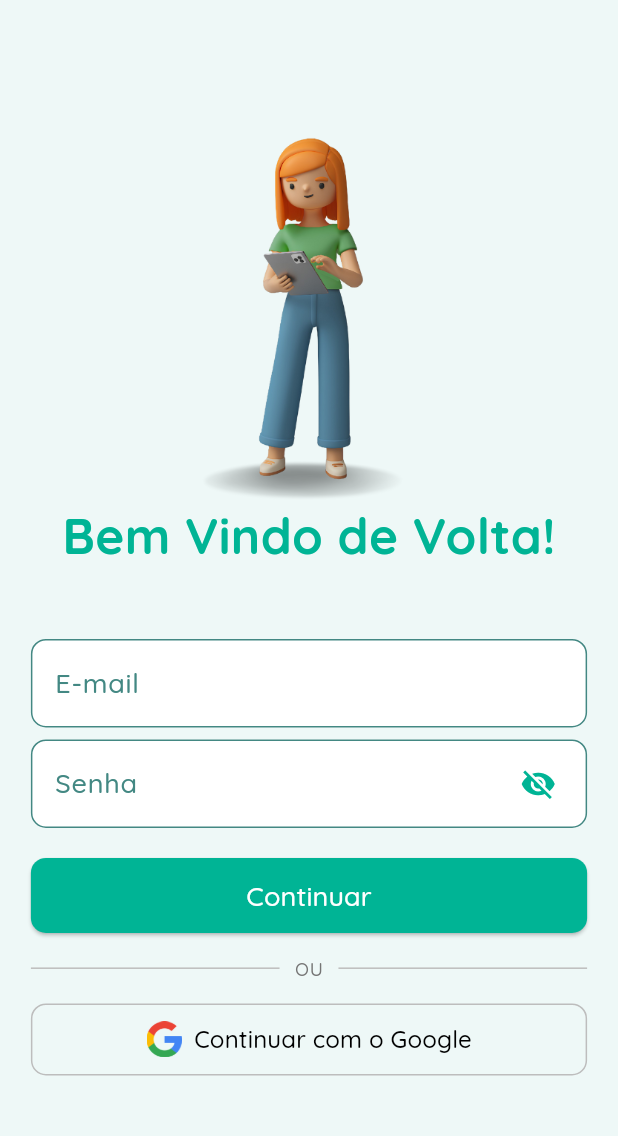
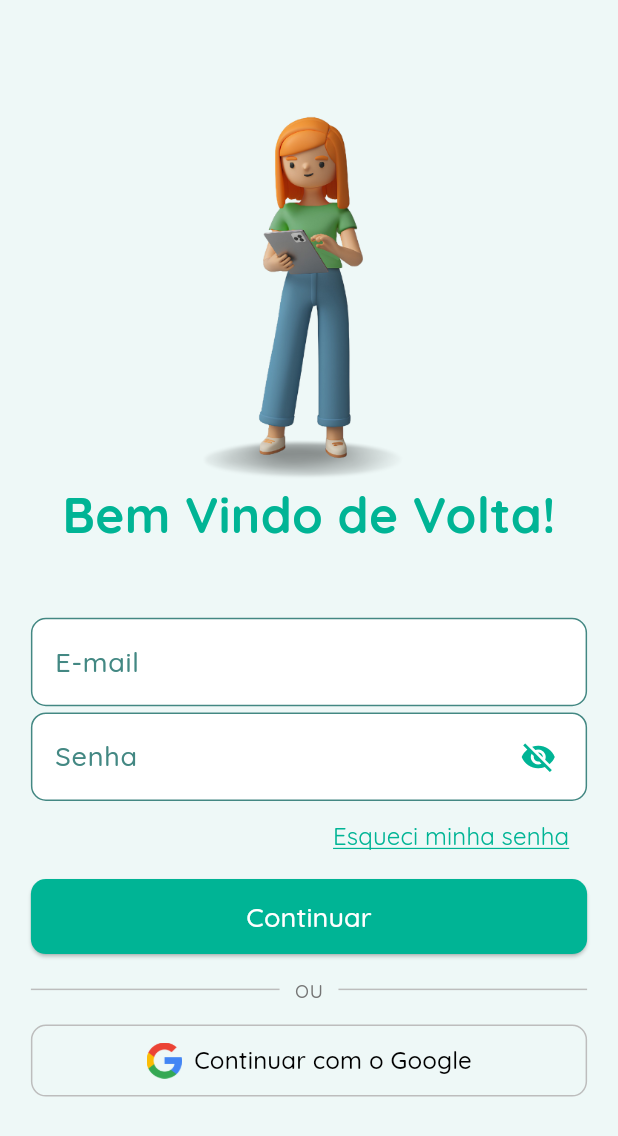
Before and after one commit to FirmianoGit/To-do-tasks-mobile-flutter, a Flutter app: the _LoginPageContent screen opened directly, on a phone screen of 412 x 824 dp. Shown: the top 1136 px of the screen. Run offline on Flutter 3.47's test engine with Material 3 defaults, Android fonts, the phone set to English and light mode, and no system bars; our stand-ins replace dio, freezed_annotation, go_router, loading_animation_widget, quickalert, shared_preferences; accounts and stored records are empty.

Commit message:
feat: melhorias na responsividade do formulário de login
- Adicionada a variável para altura da tela, permitindo ajustes dinâmicos no layout.
- Substituído o espaçamento fixo por espaçamento responsivo baseado na altura da tela.
- Implementado botão "Esqueci minha senha" com estilo apropriado e alinhamento à direita, preparando a navegação futura para a recuperação de senha.

```diff
--- a/financy/lib/ui/LoginView/widget/Widget/login_form_section.dart
+++ b/financy/lib/ui/LoginView/widget/Widget/login_form_section.dart
@@ -24,6 +24,7 @@ class _LoginFormSectionState extends State<LoginFormSection> {
   @override
   Widget build(BuildContext context) {
     double screenWidth = MediaQuery.of(context).size.width;
+    double screenHeight = MediaQuery.of(context).size.height;
 
     return Padding(
       padding: EdgeInsets.all(screenWidth * 0.05),
@@ -44,7 +45,7 @@ class _LoginFormSectionState extends State<LoginFormSection> {
                   },
                   style: AppTextStyles.thinText.copyWith(color: Colors.black),
                 ),
-                const SizedBox(height: 8),
+                SizedBox(height: screenHeight * 0.005),
                 TextFormField(
                   controller: _senhaController,
                   decoration: textFormFildDecoration('Senha').copyWith(
@@ -60,7 +61,9 @@ class _LoginFormSectionState extends State<LoginFormSection> {
                           _obscureTextSenha = !_obscureTextSenha;
                         });
                       },
-                      padding: EdgeInsets.symmetric(horizontal: screenWidth * 0.05),
+                      padding:
+                          EdgeInsets.symmetric(horizontal: screenWidth * 0.05),
+                      splashColor: AppColors.greenLightTwo,
                     ),
                   ),
                   validator: (value) {
@@ -75,7 +78,25 @@ class _LoginFormSectionState extends State<LoginFormSection> {
               ],
             ),
           ),
-          const SizedBox(height: 20),
+          //SizedBox(height: screenHeight * 0.005),
+          Align(
+            alignment: Alignment.centerRight,
+            child: TextButton(
+              onPressed: () {
+                   //TODO: fazer a rota de navegação para a pagina que vai ser criada de recuperação de senha
+              },
+              child: Text(
+                'Esqueci minha senha',
+                style: AppTextStyles.thinText.copyWith(
+                  color: AppColors.green,
+                  decoration: TextDecoration.underline,
+                  decorationColor: AppColors.green,
+
+                ),
+              ),
+            ),
+          ),
+          SizedBox(height: screenHeight * 0.005),
           SizedBox(
             width: screenWidth,
             child: ElevatedButton(
```
